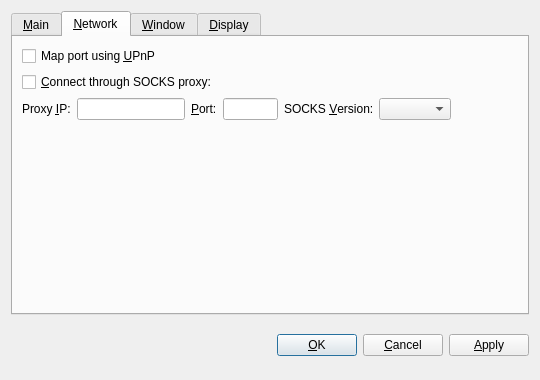
This is src/qt/forms/optionsdialog.ui in FlapXCoin/flapxcoin as Qt 5 draws it before an edit. The edited form follows.
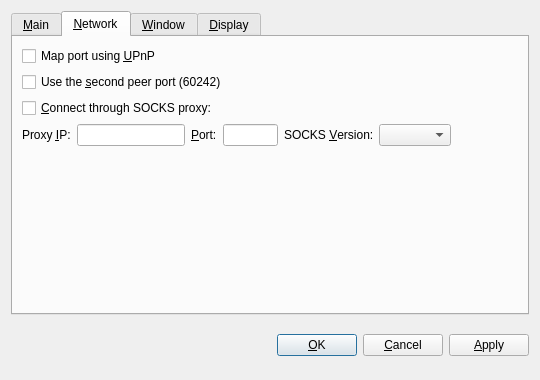
This is the edited form. The open tabs and pages were chosen to show the change. Custom widgets are drawn as their Qt base class.

Commit message: Second peer port for a second wallet on the same network; version 2.9.0.4

Diff of the .ui file:
```diff
--- a/src/qt/forms/optionsdialog.ui
+++ b/src/qt/forms/optionsdialog.ui
@@ -162,6 +162,16 @@
          </property>
         </widget>
        </item>
+       <item>
+        <widget class="QCheckBox" name="useAltPort">
+         <property name="toolTip">
+          <string>&lt;html&gt;&lt;head/&gt;&lt;body&gt;&lt;p&gt;Turn this on for a second wallet on the same home network, so both wallets can get connections. This wallet then uses peer port 60242 instead of 60042.&lt;/p&gt;&lt;p&gt;Forward port 60242 on your router to this computer, or leave UPnP on. Takes effect after restarting FlapX.&lt;/p&gt;&lt;/body&gt;&lt;/html&gt;</string>
+         </property>
+         <property name="text">
+          <string>Use the &amp;second peer port (60242)</string>
+         </property>
+        </widget>
+       </item>
        <item>
         <widget class="QCheckBox" name="connectSocks">
          <property name="toolTip">
```
The commit also changes 12 other files.
